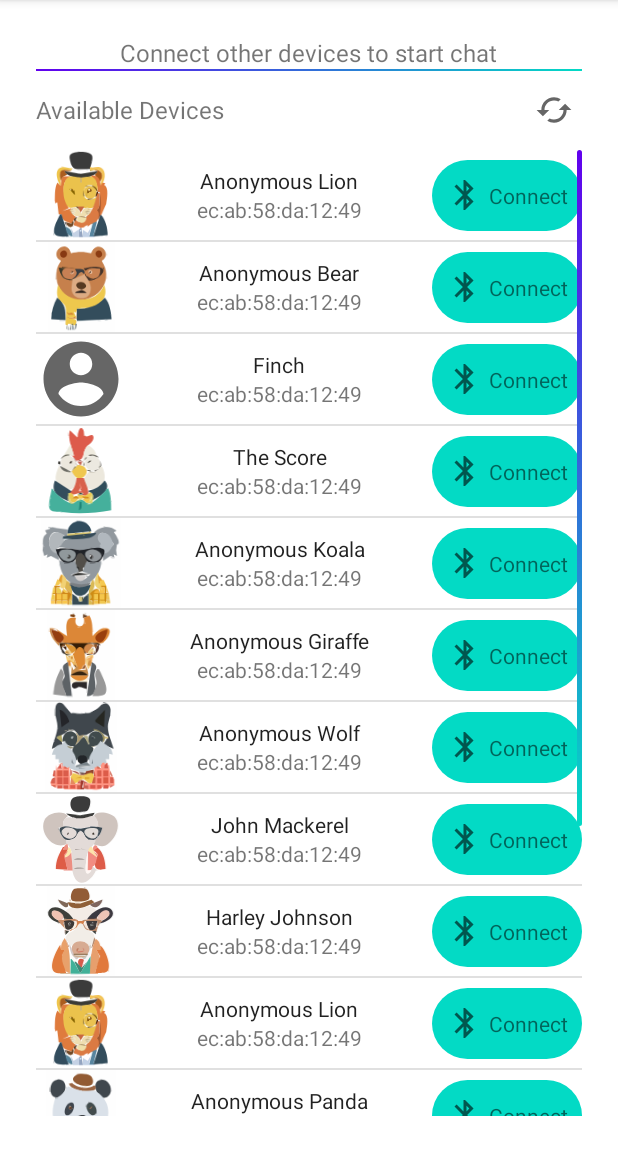
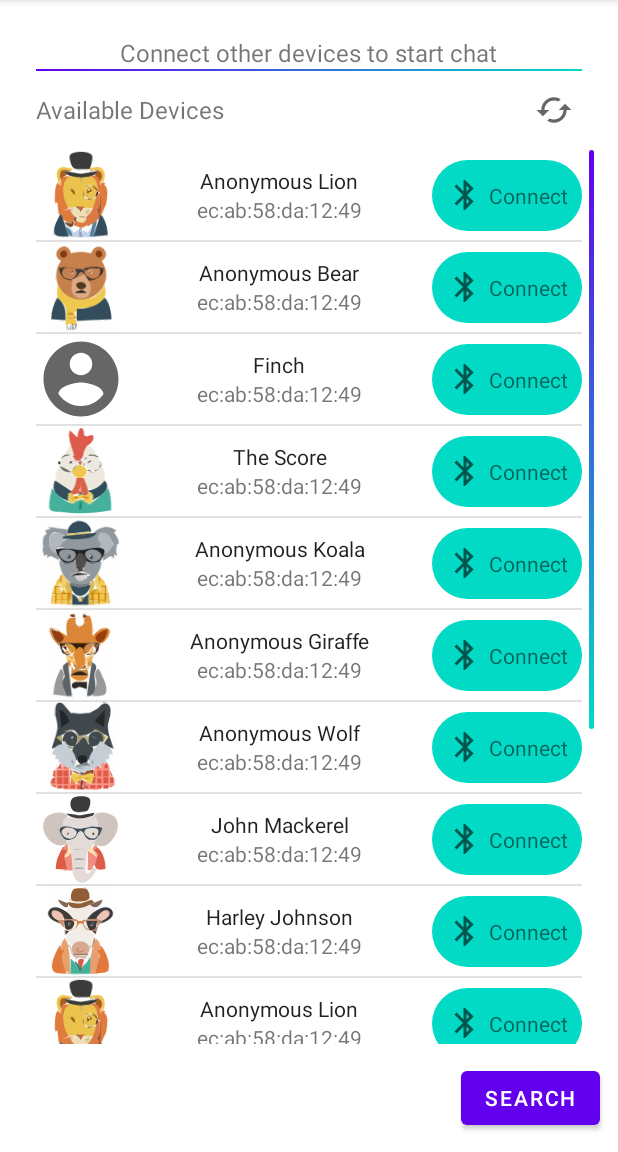
Before and after one commit to muhammedaydogan/Blue2thChat, an Android app: the SecondFragment screen opened through its navigation route, in the options menu, after a tap on "Settings", on a phone screen of 412 x 824 dp, the part 84-1236 px from its top. Run offline under Robolectric (Android 15) with nearby library versions, the phone set to English and light mode, and no system bars.

Commit message:
bluetooth codes added. chat screen improvements.

```diff
--- a/app/src/main/java/com/ma/blue2thchat/adapters/BluetoothAdapter.java
+++ b/app/src/main/java/com/ma/blue2thchat/adapters/RecyclerViewBluetoothAdapter.java
@@ -17,12 +17,12 @@ import java.util.ArrayList;
 import static com.ma.blue2thchat.fragments.SecondFragment.avatarNames;
 import static com.ma.blue2thchat.fragments.SecondFragment.avatarRes;
 
-public class BluetoothAdapter extends RecyclerView.Adapter<BluetoothAdapter.MyViewHolder> {
+public class RecyclerViewBluetoothAdapter extends RecyclerView.Adapter<RecyclerViewBluetoothAdapter.MyViewHolder> {
 
-    private static final String TAG = "BluetoothAdapter";
+    private static final String TAG = "RecyclerViewBluetoothAdapter";
     ArrayList<BleDevice> bleDevices;
 
-    public BluetoothAdapter(ArrayList<BleDevice> bleDevices) {
+    public RecyclerViewBluetoothAdapter(ArrayList<BleDevice> bleDevices) {
         this.bleDevices = bleDevices;
     }
 
--- a/app/src/main/java/com/ma/blue2thchat/fragments/ChatFragment.java
+++ b/app/src/main/java/com/ma/blue2thchat/fragments/ChatFragment.java
@@ -5,6 +5,8 @@ import android.os.Bundle;
 import android.view.LayoutInflater;
 import android.view.View;
 import android.view.ViewGroup;
+import android.widget.EditText;
+import android.widget.Toast;
 
 import androidx.annotation.NonNull;
 import androidx.annotation.Nullable;
@@ -22,6 +24,9 @@ import com.ma.blue2thchat.objects.Message;
 import java.util.ArrayList;
 
 public class ChatFragment extends Fragment {
+
+    EditText editTextMessage;
+
     @Nullable
     @Override
     public View onCreateView(
@@ -74,6 +79,41 @@ public class ChatFragment extends Fragment {
 
         recyclerView.setLayoutManager(layoutManager);
         recyclerView.setAdapter(chatAdapter);
+        recyclerView.scrollToPosition(messages.size() - 1);
+
+        editTextMessage = view.findViewById(R.id.editTextMessage);
+
+//        editTextMessage.addOnLayoutChangeListener(new View.OnLayoutChangeListener() {
+//            @Override
+//            public void onLayoutChange(View view, int left, int top,
+//                                       int right, int bottom, int oldLeft, int oldTop,
+//                                       int oldRight, int oldBottom) {
+//                if (bottom < oldBottom) {
+//                    recyclerView.postDelayed(new Runnable() {
+//                        @Override
+//                        public void run() {
+//                            Toast.makeText(getContext(), "123", Toast.LENGTH_SHORT).show();
+//                            recyclerView.smoothScrollToPosition(messages.size() - 1);
+//                        }
+//                    }, 100);
+//                }
+//            }
+//        });
+
+        view.findViewById(R.id.sendIcon).setOnClickListener(new View.OnClickListener() {
+            @Override
+            public void onClick(View view) {
+                String message = editTextMessage.getText().toString();
+
+                editTextMessage.setText("");
+
+                messages.add(new Message(message, false));
+                chatAdapter.notifyDataSetChanged();
+
+                recyclerView.scrollToPosition(messages.size() - 1);
+            }
+        });
+
     }
 
     @Override
--- a/app/src/main/java/com/ma/blue2thchat/fragments/FirstFragment.java
+++ b/app/src/main/java/com/ma/blue2thchat/fragments/FirstFragment.java
@@ -11,6 +11,7 @@ import android.widget.Toast;
 import androidx.activity.OnBackPressedCallback;
 import androidx.annotation.NonNull;
 import androidx.fragment.app.Fragment;
+import androidx.navigation.Navigation;
 import androidx.navigation.fragment.NavHostFragment;
 
 import com.ma.blue2thchat.R;
@@ -72,8 +73,9 @@ public class FirstFragment extends Fragment {
                 preferencesEditor.putString("username", usernameEditText.getText().toString());
                 preferencesEditor.putString("password", passwordEditText.getText().toString());
                 preferencesEditor.apply();
-                NavHostFragment.findNavController(FirstFragment.this)
-                        .navigate(R.id.action_FirstFragment_to_SecondFragment);
+//                NavHostFragment.findNavController(FirstFragment.this)
+//                        .navigate(R.id.action_FirstFragment_to_SecondFragment);
+                Navigation.findNavController(view).navigate(R.id.action_FirstFragment_to_SecondFragment);
             }
         });
 
--- a/app/src/main/java/com/ma/blue2thchat/fragments/SearchFragment.java
+++ b/app/src/main/java/com/ma/blue2thchat/fragments/SearchFragment.java
@@ -1,5 +1,7 @@
 package com.ma.blue2thchat.fragments;
 
+import android.bluetooth.BluetoothAdapter;
+import android.content.Intent;
 import android.os.Bundle;
 import android.os.Handler;
 import android.os.Looper;
@@ -14,13 +16,13 @@ import android.widget.Toast;
 import androidx.activity.OnBackPressedCallback;
 import androidx.annotation.NonNull;
 import androidx.fragment.app.Fragment;
-import androidx.navigation.fragment.NavHostFragment;
+import androidx.navigation.Navigation;
 import androidx.recyclerview.widget.DividerItemDecoration;
 import androidx.recyclerview.widget.LinearLayoutManager;
 import androidx.recyclerview.widget.RecyclerView;
 
 import com.ma.blue2thchat.R;
-import com.ma.blue2thchat.adapters.BluetoothAdapter;
+import com.ma.blue2thchat.adapters.RecyclerViewBluetoothAdapter;
 import com.ma.blue2thchat.objects.BleDevice;
 
 import java.util.ArrayList;
@@ -33,6 +35,9 @@ public class SearchFragment extends Fragment {
 
     Animation rotateAroundItself;
     private View searchingIcon;
+    private View searchButton;
+
+    public static int REQUEST_ENABLE_BT = 12;
 
     @Override
     public View onCreateView(
@@ -56,6 +61,7 @@ public class SearchFragment extends Fragment {
         rotateAroundItself.setInterpolator(new LinearInterpolator());
 
         searchingIcon = view.findViewById(R.id.searchingIcon);
+        searchButton = view.findViewById(R.id.searchButton);
 
         // This callback will only be called when MyFragment is at least Started.
         OnBackPressedCallback callback = new OnBackPressedCallback(true /* enabled by default */) {
@@ -91,17 +97,20 @@ public class SearchFragment extends Fragment {
         bleDevices.add(new BleDevice(null, "ec:ab:58:da:12:49", 17));
 
 
-        BluetoothAdapter adapter = new BluetoothAdapter(bleDevices);
+        RecyclerViewBluetoothAdapter adapter = new RecyclerViewBluetoothAdapter(bleDevices);
         LinearLayoutManager layoutManager = new LinearLayoutManager(getContext());
 
         RecyclerView recyclerView = view.findViewById(R.id.recyclerView);
+
         DividerItemDecoration dividerItemDecoration = new DividerItemDecoration(recyclerView.getContext(),
                 layoutManager.getOrientation());
+//        dividerItemDecoration.setDrawable(ResourcesCompat.getDrawable(getResources(), R.drawable.shape_recycler_divider, null));
+
         recyclerView.addItemDecoration(dividerItemDecoration);
         recyclerView.setLayoutManager(layoutManager);
         recyclerView.setAdapter(adapter);
 
-        adapter.setOnStartConnectionListener(new BluetoothAdapter.OnStartConnectionListener() {
+        adapter.setOnStartConnectionListener(new RecyclerViewBluetoothAdapter.OnStartConnectionListener() {
             @Override
             public void onStartConnection(int position) {
                 Toast.makeText(getContext(), "" + position, Toast.LENGTH_SHORT).show();
@@ -111,12 +120,13 @@ public class SearchFragment extends Fragment {
                  * Assume that connection established
                  * And display messaging ui */
 
-                NavHostFragment.findNavController(SearchFragment.this)
-                        .navigate(R.id.action_SearchFragment_to_chatFragment);
+//                NavHostFragment.findNavController(SearchFragment.this)
+//                        .navigate(R.id.action_SearchFragment_to_chatFragment);
+                Navigation.findNavController(view).navigate(R.id.action_SearchFragment_to_chatFragment);
             }
         });
 
-        searchingIcon.setOnClickListener(new View.OnClickListener() {
+        View.OnClickListener onClickListenerSearch = new View.OnClickListener() {
             @Override
             public void onClick(View view) {
                 if (searchingIcon.getAnimation() == null || searchingIcon.getAnimation().hasEnded()) {
@@ -131,13 +141,29 @@ public class SearchFragment extends Fragment {
                     }, 3000);
                 }
             }
-        });
+        };
+
+        searchingIcon.setOnClickListener(onClickListenerSearch);
+        searchButton.setOnClickListener(onClickListenerSearch);
     }
 
     @Override
     public void onResume() {
         super.onResume();
 
+        BluetoothAdapter bluetoothAdapter = BluetoothAdapter.getDefaultAdapter();
+        if (bluetoothAdapter == null) {
+            // Device doesn't support Bluetooth
+            Toast.makeText(getContext(), "Bluetooth is not available!", Toast.LENGTH_SHORT).show();
+        } else {
+            Toast.makeText(getContext(), "Bluetooth is available", Toast.LENGTH_SHORT).show();
+        }
+
+        try {
+            if (!bluetoothAdapter.isEnabled()) {
+                Intent enableBtIntent = new Intent(BluetoothAdapter.ACTION_REQUEST_ENABLE);
+                startActivityForResult(enableBtIntent, REQUEST_ENABLE_BT);
+            }
             searchingIcon.startAnimation(rotateAroundItself);
 
             new Handler(Looper.getMainLooper()).postDelayed(new Runnable() {
@@ -147,6 +173,9 @@ public class SearchFragment extends Fragment {
                     searchingIcon.clearAnimation();
                 }
             }, 3000);
+        } catch (Exception e) {
+            e.printStackTrace();
+        }
     }
 
     @Override
--- a/app/src/main/java/com/ma/blue2thchat/fragments/SecondFragment.java
+++ b/app/src/main/java/com/ma/blue2thchat/fragments/SecondFragment.java
@@ -13,6 +13,7 @@ import android.widget.TextView;
 
 import androidx.annotation.NonNull;
 import androidx.fragment.app.Fragment;
+import androidx.navigation.Navigation;
 import androidx.navigation.fragment.NavHostFragment;
 
 import com.ma.blue2thchat.R;
@@ -90,8 +91,9 @@ public class SecondFragment extends Fragment {
                 preferencesEditor.putInt("avatar", avatarNo);
                 preferencesEditor.apply();
 
-                NavHostFragment.findNavController(SecondFragment.this)
-                        .navigate(R.id.action_SecondFragment_to_SearchFragment);
+//                NavHostFragment.findNavController(SecondFragment.this)
+//                        .navigate(R.id.action_SecondFragment_to_SearchFragment);
+                Navigation.findNavController(view).navigate(R.id.action_SecondFragment_to_SearchFragment);
             }
         });
 
@@ -102,7 +104,5 @@ public class SecondFragment extends Fragment {
                         .navigate(R.id.action_SecondFragment_to_FirstFragment);
             }
         });
-
-
     }
 }
--- /dev/null
+++ b/app/src/main/res/drawable/shape_recycler_divider.xml
@@ -0,0 +1,8 @@
+<?xml version="1.0" encoding="utf-8"?>
+<shape xmlns:android="http://schemas.android.com/apk/res/android"
+    android:shape="rectangle">
+    <size
+        android:width="1dp"
+        android:height="1dp" />
+    <solid android:color="?attr/colorPrimaryVariant" />
+</shape>
--- a/app/src/main/res/layout/activity_splash.xml
+++ b/app/src/main/res/layout/activity_splash.xml
@@ -3,7 +3,7 @@
     xmlns:app="http://schemas.android.com/apk/res-auto"
     android:layout_width="match_parent"
     android:layout_height="match_parent"
-    android:background="@color/design_default_color_primary_dark">
+    android:background="?attr/colorPrimaryVariant">
 
     <TextView
         android:id="@+id/splashTitle"
--- a/app/src/main/res/layout/fragment_chat.xml
+++ b/app/src/main/res/layout/fragment_chat.xml
@@ -31,7 +31,7 @@
         app:layout_constraintTop_toBottomOf="@+id/recyclerViewMessages">
 
         <EditText
-            android:id="@+id/editText"
+            android:id="@+id/editTextMessage"
             android:layout_width="0dp"
             android:layout_height="45sp"
             android:layout_marginEnd="8dp"
@@ -58,7 +58,7 @@
             app:layout_constraintBottom_toBottomOf="parent"
             app:layout_constraintDimensionRatio="1:1"
             app:layout_constraintEnd_toEndOf="parent"
-            app:layout_constraintStart_toEndOf="@+id/editText"
+            app:layout_constraintStart_toEndOf="@+id/editTextMessage"
             app:layout_constraintTop_toTopOf="parent"
             tools:ignore="KeyboardInaccessibleWidget" />
 
--- a/app/src/main/res/layout/fragment_search.xml
+++ b/app/src/main/res/layout/fragment_search.xml
@@ -42,6 +42,18 @@
         app:layout_constraintStart_toStartOf="@+id/view2"
         app:layout_constraintTop_toBottomOf="@+id/title" />
 
+    <com.google.android.material.button.MaterialButton
+        android:id="@+id/searchButton"
+        android:layout_width="wrap_content"
+        android:layout_height="wrap_content"
+        android:layout_marginEnd="12dp"
+        android:layout_marginBottom="12dp"
+        android:text="Search"
+        app:layout_constraintBottom_toBottomOf="parent"
+        app:layout_constraintEnd_toEndOf="parent"
+        app:layout_constraintHorizontal_bias="1"
+        app:layout_constraintStart_toStartOf="parent" />
+
     <ImageView
         android:id="@+id/searchingIcon"
         android:layout_width="25dp"
@@ -58,14 +70,15 @@
 
     <androidx.recyclerview.widget.RecyclerView
         android:id="@+id/recyclerView"
+        style="@style/scrollbar_style_vertical"
         android:layout_width="0dp"
         android:layout_height="0dp"
-        style="@style/scrollbar_style_vertical"
         android:layout_marginStart="24dp"
-        android:layout_marginEnd="24dp"
         android:layout_marginTop="16dp"
-        android:layout_marginBottom="24dp"
-        app:layout_constraintBottom_toBottomOf="parent"
+        android:layout_marginEnd="16dp"
+        android:layout_marginBottom="12dp"
+        android:paddingEnd="8dp"
+        app:layout_constraintBottom_toTopOf="@+id/searchButton"
         app:layout_constraintEnd_toEndOf="parent"
         app:layout_constraintStart_toStartOf="parent"
         app:layout_constraintTop_toBottomOf="@+id/description_searching" />
--- a/app/src/main/res/navigation/nav_graph.xml
+++ b/app/src/main/res/navigation/nav_graph.xml
@@ -41,11 +41,11 @@
         tools:layout="@layout/fragment_search">
         <action
             android:id="@+id/action_SearchFragment_to_chatFragment"
-            app:destination="@id/chatFragment"
+            app:destination="@id/ChatFragment"
             app:launchSingleTop="true" />
     </fragment>
     <fragment
-        android:id="@+id/chatFragment"
+        android:id="@+id/ChatFragment"
         android:name="com.ma.blue2thchat.fragments.ChatFragment"
         android:label="ChatFragment"
         tools:layout="@layout/fragment_chat">
--- a/app/src/main/res/values-night/themes.xml
+++ b/app/src/main/res/values-night/themes.xml
@@ -3,7 +3,7 @@
     <style name="Theme.Blue2thChat" parent="Theme.MaterialComponents.DayNight.DarkActionBar">
         <!-- Primary brand color. -->
         <item name="colorPrimary">@color/purple_200</item>
-        <item name="colorPrimaryVariant">@color/purple_700</item>
+        <item name="colorPrimaryVariant">#4A148C</item>
         <item name="colorOnPrimary">@color/black</item>
         <!-- Secondary brand color. -->
         <item name="colorSecondary">@color/teal_200</item>
@@ -13,4 +13,13 @@
         <item name="android:statusBarColor" tools:targetApi="l">?attr/colorPrimaryVariant</item>
         <!-- Customize your theme here. -->
     </style>
+
+    <style name="Theme.Blue2thChat.NoActionBar">
+        <item name="windowActionBar">false</item>
+        <item name="windowNoTitle">true</item>
+    </style>
+
+    <style name="Theme.Blue2thChat.AppBarOverlay" parent="ThemeOverlay.AppCompat.Dark.ActionBar" />
+
+    <style name="Theme.Blue2thChat.PopupOverlay" parent="ThemeOverlay.AppCompat.Light" />
 </resources>
```
Also changed, not shown: app/src/main/AndroidManifest.xml (+7 -0 lines). Lines whose indentation alone changed are shown as unchanged.
